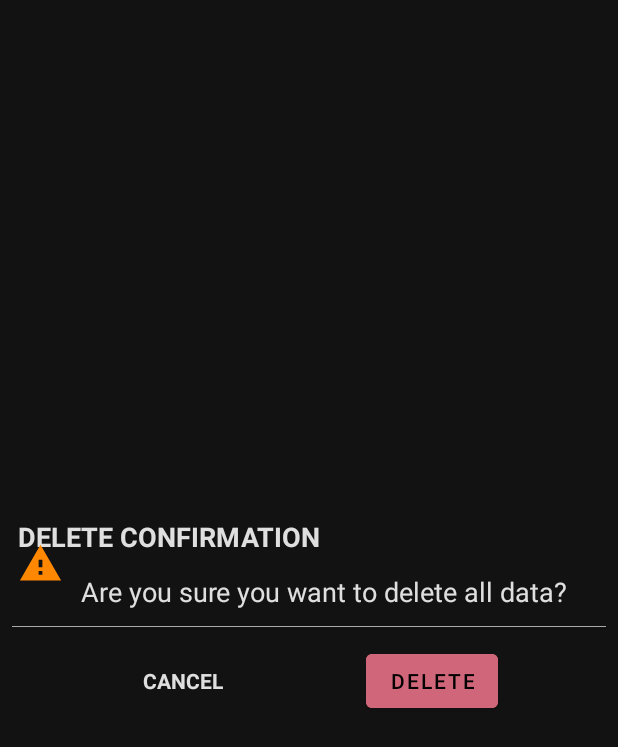
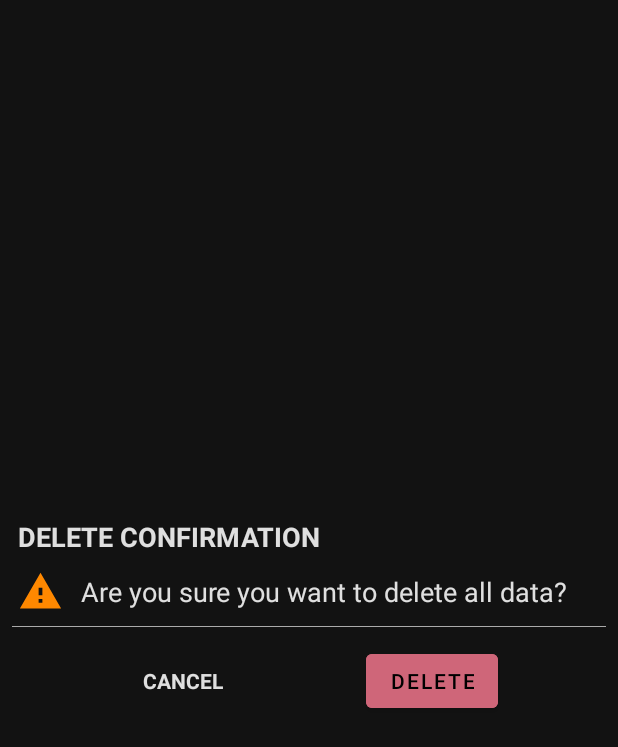
Before and after one commit to disi1/TravelJournal, an Android app: the layout fragment_dialog_delete_all_data.xml on its own in the app's theme, with its tools: preview values and no code run, on a phone screen of 412 x 824 dp. Shown: the top 747 px of the screen. Run offline under Robolectric (Android 15) with nearby library versions, the phone set to English and light mode, and no system bars.

Commit message:
Fixed warning icon position in Delete all data DialogFragment Fixed bug on editing the experience and memory descriptions (the descriptions were not updated immediately)

```diff
--- a/app/src/main/java/com/example/traveljournal/experienceDetails/ExperienceDetailsFragment.kt
+++ b/app/src/main/java/com/example/traveljournal/experienceDetails/ExperienceDetailsFragment.kt
@@ -45,7 +45,6 @@ class ExperienceDetailsFragment : Fragment(), ExperienceDescriptionDialogFragmen
         savedInstanceState: Bundle?
     ): View? {
         (activity as AppCompatActivity).supportActionBar?.setDisplayHomeAsUpEnabled(true)
-//        (activity as AppCompatActivity).supportActionBar?.setDisplayShowTitleEnabled(false)
         (activity as AppCompatActivity).supportActionBar?.title = getString(R.string.experience_details)
         (activity as AppCompatActivity).supportActionBar?.setBackgroundDrawable(ContextCompat.getDrawable(requireContext(), R.drawable.toolbar_background))
 
@@ -287,7 +286,6 @@ class ExperienceDetailsFragment : Fragment(), ExperienceDescriptionDialogFragmen
             val srcFile = getRealPathForIntentData(data, requireContext())
             val destFile = File(backupPhotoPath, srcFile.name)
 
-
             backupPhoto(srcFile, destFile, backupPhotoPath)
             experienceDetailsViewModel.coverPhotoSrcUri.value = destFile.toString()
             experienceDetailsViewModel.onCoverPhotoChanged()
@@ -297,8 +295,7 @@ class ExperienceDetailsFragment : Fragment(), ExperienceDescriptionDialogFragmen
     }
 
     override fun onFinishEditDialog(inputText: String) {
-        experienceDetailsViewModel.experienceDescription.value = inputText
-        experienceDetailsViewModel.onUpdateExperienceDescription()
+        experienceDetailsViewModel.onUpdateExperienceDescription(inputText)
         experienceDetailsViewModel.doneShowingDialogFragment()
     }
 }
--- a/app/src/main/java/com/example/traveljournal/experienceDetails/ExperienceDetailsViewModel.kt
+++ b/app/src/main/java/com/example/traveljournal/experienceDetails/ExperienceDetailsViewModel.kt
@@ -112,11 +112,12 @@ class ExperienceDetailsViewModel(
         }
     }
 
-    fun onUpdateExperienceDescription() {
+    fun onUpdateExperienceDescription(newDescription: String) {
         uiScope.launch {
             val oldExperience = experience.value ?: return@launch
-            oldExperience.experienceDescription = experienceDescription.value.toString()
+            oldExperience.experienceDescription = newDescription
             updateExperience(oldExperience)
+            experienceDescription.value = newDescription
         }
     }
 
--- a/app/src/main/java/com/example/traveljournal/memoryDetails/MemoryDetailsFragment.kt
+++ b/app/src/main/java/com/example/traveljournal/memoryDetails/MemoryDetailsFragment.kt
@@ -55,7 +55,6 @@ class MemoryDetailsFragment: Fragment(), MemoryDescriptionDialogFragment.DialogL
         savedInstanceState: Bundle?
     ): View? {
         (activity as AppCompatActivity).supportActionBar?.setDisplayHomeAsUpEnabled(true)
-//        (activity as AppCompatActivity).supportActionBar?.setDisplayShowTitleEnabled(false)
         (activity as AppCompatActivity).supportActionBar?.title = getString(R.string.memory_details)
         (activity as AppCompatActivity).supportActionBar?.setBackgroundDrawable(ContextCompat.getDrawable(requireContext(), R.drawable.toolbar_background))
 
@@ -431,8 +430,7 @@ class MemoryDetailsFragment: Fragment(), MemoryDescriptionDialogFragment.DialogL
     }
 
     override fun onFinishEditDialog(inputText: String) {
-        memoryDetailsViewModel.memoryDescription.value = inputText
-        memoryDetailsViewModel.onUpdateMemoryDescription()
+        memoryDetailsViewModel.onUpdateMemoryDescription(inputText)
         memoryDetailsViewModel.doneShowingDescriptionDialogFragment()
     }
 }
--- a/app/src/main/java/com/example/traveljournal/memoryDetails/MemoryDetailsViewModel.kt
+++ b/app/src/main/java/com/example/traveljournal/memoryDetails/MemoryDetailsViewModel.kt
@@ -140,11 +140,12 @@ class MemoryDetailsViewModel(
         }
     }
 
-    fun onUpdateMemoryDescription() {
+    fun onUpdateMemoryDescription(newDescription: String) {
         uiScope.launch {
             val oldMemory = memory.value ?: return@launch
-            oldMemory.memoryDescription = memoryDescription.value.toString()
+            oldMemory.memoryDescription = newDescription
             updateMemory(oldMemory)
+            memoryDescription.value = newDescription
         }
     }
 
--- a/app/src/main/res/layout/fragment_dialog_delete_all_data.xml
+++ b/app/src/main/res/layout/fragment_dialog_delete_all_data.xml
@@ -39,9 +39,9 @@
             android:layout_height="30dp"
             android:layout_marginStart="12dp"
             android:src="@drawable/ic_warning"
-            app:layout_constraintBottom_toBottomOf="@+id/line_separator"
+            app:layout_constraintBottom_toBottomOf="@+id/delete_all_data_question"
             app:layout_constraintStart_toStartOf="parent"
-            app:layout_constraintTop_toTopOf="parent" />
+            app:layout_constraintTop_toTopOf="@+id/delete_all_data_question" />
 
         <TextView
             android:id="@+id/delete_all_data_question"
--- a/app/src/main/res/layout/header_experience_description.xml
+++ b/app/src/main/res/layout/header_experience_description.xml
@@ -1,7 +1,6 @@
 <?xml version="1.0" encoding="utf-8"?>
 <layout xmlns:android="http://schemas.android.com/apk/res/android"
-    xmlns:app="http://schemas.android.com/apk/res-auto"
-    xmlns:tools="http://schemas.android.com/tools">
+    xmlns:app="http://schemas.android.com/apk/res-auto">
 
     <data>
         <variable
```
